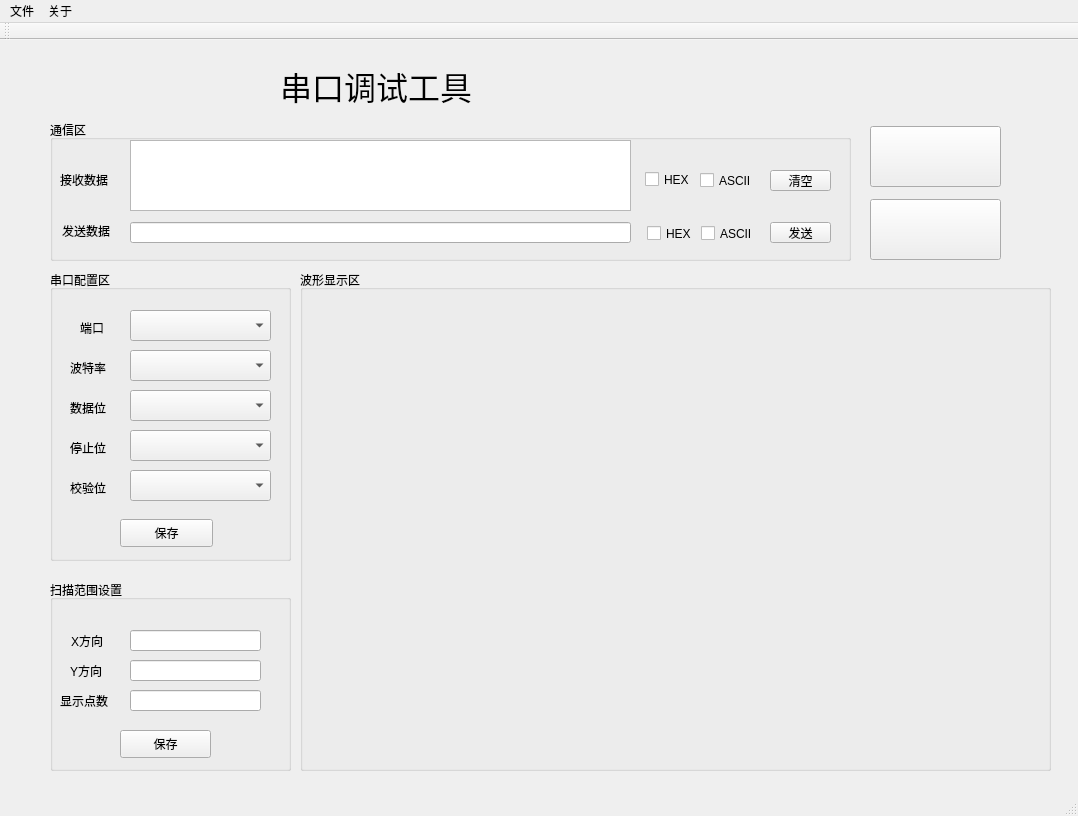
Old version of the form mainwindow.ui in the repository QtWorks/Radar-Measure-Tool.
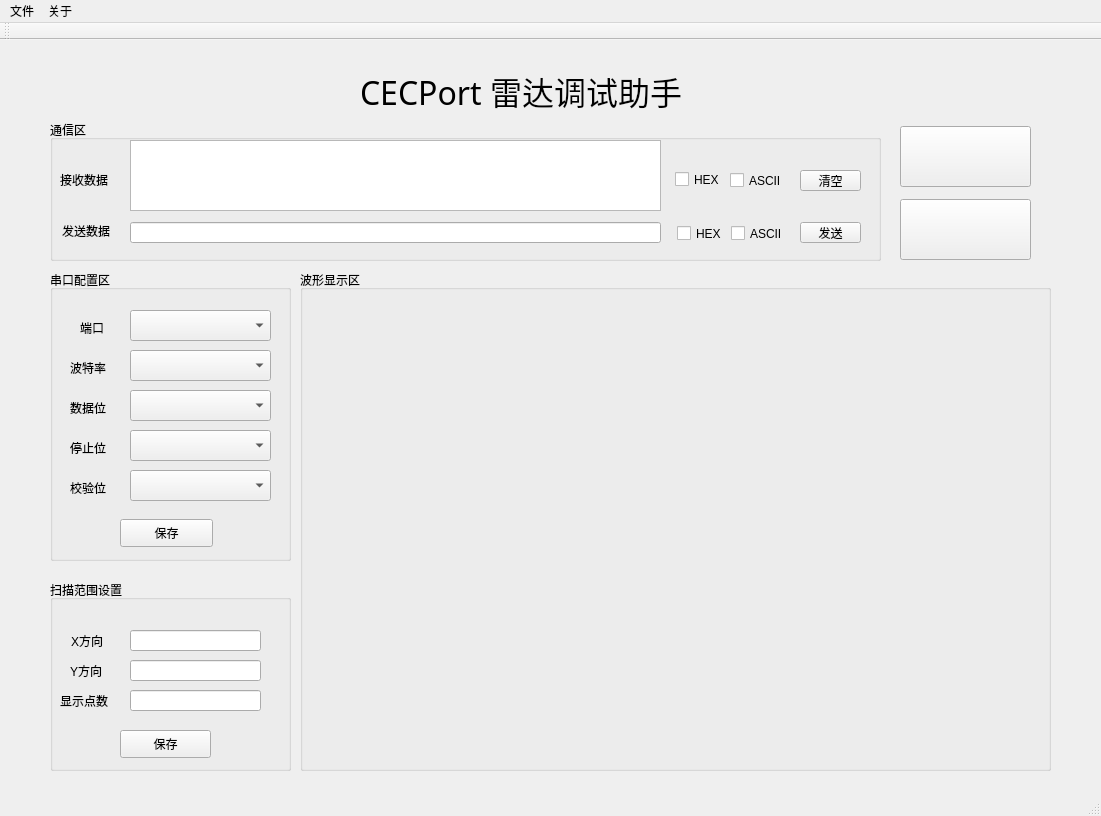
New version of the form. Custom widgets are drawn as their Qt base class.

The edit to the form file:
```diff
--- a/mainwindow.ui
+++ b/mainwindow.ui
@@ -6,7 +6,7 @@
    <rect>
     <x>0</x>
     <y>0</y>
-    <width>1078</width>
+    <width>1101</width>
     <height>816</height>
    </rect>
   </property>
@@ -255,7 +255,7 @@
      <rect>
       <x>50</x>
       <y>80</y>
-      <width>801</width>
+      <width>831</width>
       <height>141</height>
      </rect>
     </property>
@@ -280,7 +280,7 @@
       <rect>
        <x>80</x>
        <y>102</y>
-       <width>501</width>
+       <width>531</width>
        <height>21</height>
       </rect>
      </property>
@@ -301,7 +301,7 @@
     <widget class="QCheckBox" name="HEXRecCheckBox">
      <property name="geometry">
       <rect>
-       <x>595</x>
+       <x>625</x>
        <y>49</y>
        <width>51</width>
        <height>21</height>
@@ -314,7 +314,7 @@
     <widget class="QCheckBox" name="AsciiRecCheckBox">
      <property name="geometry">
       <rect>
-       <x>650</x>
+       <x>680</x>
        <y>51</y>
        <width>71</width>
        <height>19</height>
@@ -327,7 +327,7 @@
     <widget class="QPushButton" name="RecClearPushButton">
      <property name="geometry">
       <rect>
-       <x>720</x>
+       <x>750</x>
        <y>50</y>
        <width>61</width>
        <height>21</height>
@@ -340,7 +340,7 @@
     <widget class="QCheckBox" name="HEXSendCheckBox">
      <property name="geometry">
       <rect>
-       <x>597</x>
+       <x>627</x>
        <y>103</y>
        <width>51</width>
        <height>21</height>
@@ -353,7 +353,7 @@
     <widget class="QCheckBox" name="AsciiSendCheckBox">
      <property name="geometry">
       <rect>
-       <x>651</x>
+       <x>681</x>
        <y>104</y>
        <width>71</width>
        <height>19</height>
@@ -366,7 +366,7 @@
     <widget class="QPushButton" name="SendPushButton">
      <property name="geometry">
       <rect>
-       <x>720</x>
+       <x>750</x>
        <y>102</y>
        <width>61</width>
        <height>21</height>
@@ -381,7 +381,7 @@
       <rect>
        <x>80</x>
        <y>20</y>
-       <width>501</width>
+       <width>531</width>
        <height>71</height>
       </rect>
      </property>
@@ -429,7 +429,7 @@
    <widget class="QPushButton" name="StartPushButton">
     <property name="geometry">
      <rect>
-      <x>870</x>
+      <x>900</x>
       <y>159</y>
       <width>131</width>
       <height>61</height>
@@ -448,9 +448,9 @@
    <widget class="QLabel" name="TitleLabel">
     <property name="geometry">
      <rect>
-      <x>280</x>
-      <y>15</y>
-      <width>521</width>
+      <x>360</x>
+      <y>20</y>
+      <width>411</width>
       <height>61</height>
      </rect>
     </property>
@@ -461,13 +461,13 @@
      </font>
     </property>
     <property name="text">
-     <string>串口调试工具</string>
+     <string>CECPort 雷达调试助手</string>
     </property>
    </widget>
    <widget class="QPushButton" name="SignalPushButton">
     <property name="geometry">
      <rect>
-      <x>870</x>
+      <x>900</x>
       <y>86</y>
       <width>131</width>
       <height>61</height>
@@ -483,8 +483,8 @@
     <rect>
      <x>0</x>
      <y>0</y>
-     <width>1078</width>
-     <height>23</height>
+     <width>1101</width>
+     <height>26</height>
     </rect>
    </property>
    <widget class="QMenu" name="FileMenu">
```
